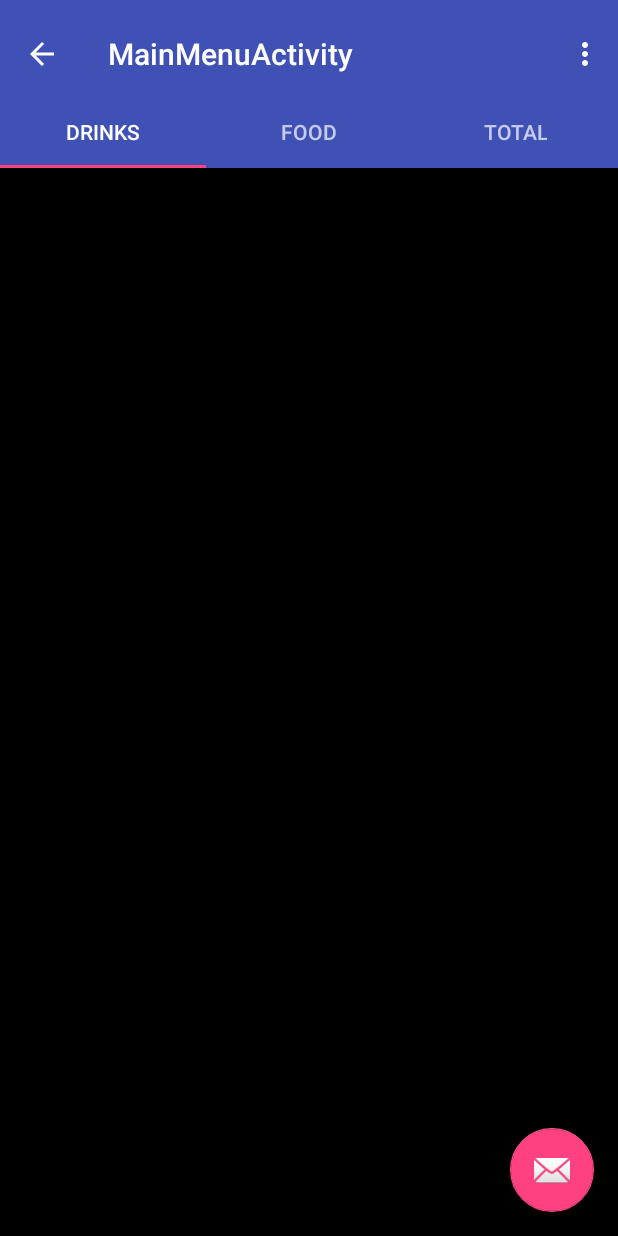
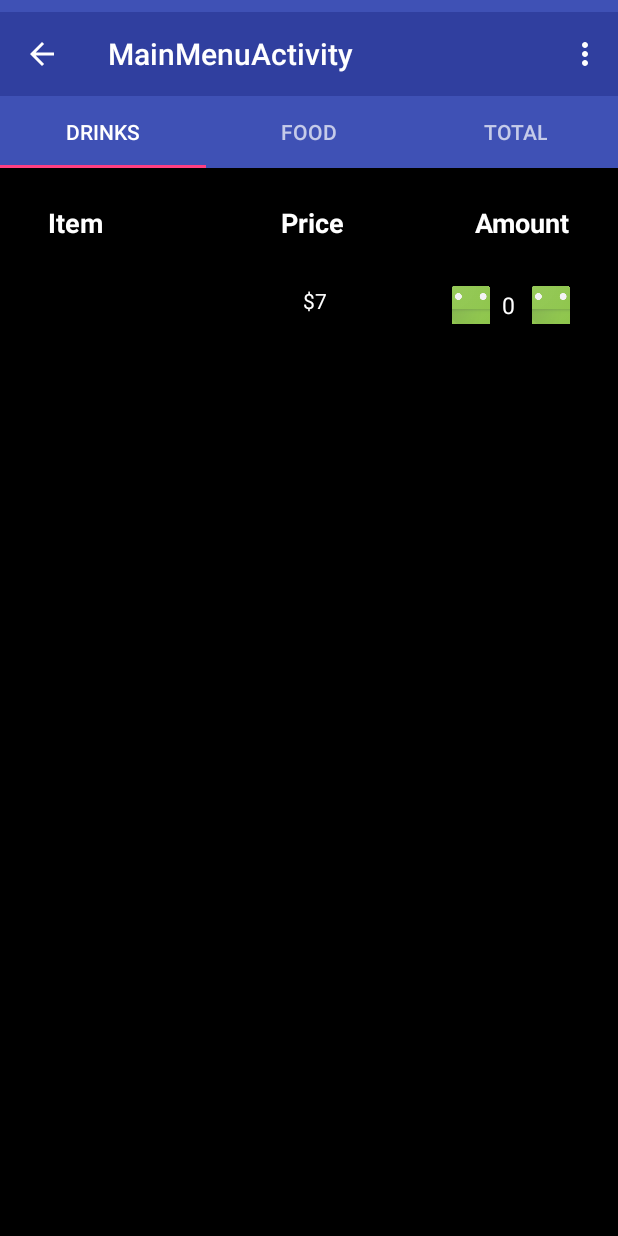
Before and after one commit to ContagionNZ/MDDN_Project3_Holder, an Android app: the MainMenuActivity screen opened directly, with no data from a screen before it, on a phone screen of 412 x 824 dp. Run offline under Robolectric (Android 15) with nearby library versions, the phone set to English and light mode, and no system bars.

Commit message:
Added basic layout

```diff
--- a/MDDNProject3/app/src/main/java/com/example/steven/mddnproject3/MainMenuActivity.java
+++ b/MDDNProject3/app/src/main/java/com/example/steven/mddnproject3/MainMenuActivity.java
@@ -55,14 +55,6 @@ public class MainMenuActivity extends AppCompatActivity {
         TabLayout tabLayout = (TabLayout) findViewById(R.id.tabs);
         tabLayout.setupWithViewPager(mViewPager);
 
-        FloatingActionButton fab = (FloatingActionButton) findViewById(R.id.fab);
-        fab.setOnClickListener(new View.OnClickListener() {
-            @Override
-            public void onClick(View view) {
-                Snackbar.make(view, "Replace with your own action", Snackbar.LENGTH_LONG)
-                        .setAction("Action", null).show();
-            }
-        });
 
     }
 
--- a/MDDNProject3/app/src/main/res/layout/activity_main.xml
+++ b/MDDNProject3/app/src/main/res/layout/activity_main.xml
@@ -4,6 +4,7 @@
     xmlns:tools="http://schemas.android.com/tools"
     android:layout_width="match_parent"
     android:layout_height="match_parent"
+    android:background="@android:color/black"
     tools:context="com.example.steven.mddnproject3.MainActivity">
 
     <ImageButton
--- a/MDDNProject3/app/src/main/res/layout/activity_main_menu.xml
+++ b/MDDNProject3/app/src/main/res/layout/activity_main_menu.xml
@@ -6,6 +6,7 @@
     android:layout_width="match_parent"
     android:layout_height="match_parent"
     android:fitsSystemWindows="true"
+    android:background="@android:color/black"
     tools:context="com.example.steven.mddnproject3.MainMenuActivity">
 
     <android.support.design.widget.AppBarLayout
@@ -19,7 +20,7 @@
             android:id="@+id/toolbar"
             android:layout_width="match_parent"
             android:layout_height="?attr/actionBarSize"
-            android:background="?attr/colorPrimary"
+            android:background="?attr/colorPrimaryDark"
             app:layout_scrollFlags="scroll|enterAlways"
             app:popupTheme="@style/AppTheme.PopupOverlay">
 
@@ -38,12 +39,4 @@
         android:layout_height="match_parent"
         app:layout_behavior="@string/appbar_scrolling_view_behavior" />
 
-    <android.support.design.widget.FloatingActionButton
-        android:id="@+id/fab"
-        android:layout_width="wrap_content"
-        android:layout_height="wrap_content"
-        android:layout_gravity="end|bottom"
-        android:layout_margin="@dimen/fab_margin"
-        app:srcCompat="@android:drawable/ic_dialog_email" />
-
 </android.support.design.widget.CoordinatorLayout>
--- a/MDDNProject3/app/src/main/res/layout/tab1drinkmenu.xml
+++ b/MDDNProject3/app/src/main/res/layout/tab1drinkmenu.xml
@@ -10,4 +10,111 @@
     android:background="@android:color/black"
     tools:context="com.example.steven.mddnproject3.MainMenuActivity$PlaceholderFragment">
 
+    <android.support.constraint.ConstraintLayout
+        android:layout_width="match_parent"
+        android:layout_height="match_parent">
+
+        <TextView
+            android:id="@+id/textView10"
+            android:layout_width="wrap_content"
+            android:layout_height="wrap_content"
+            android:layout_alignParentStart="true"
+            android:layout_alignParentTop="true"
+            android:text="Item"
+            android:textColor="@android:color/background_light"
+            android:textSize="18sp"
+            android:textStyle="bold"
+            app:layout_constraintTop_toTopOf="parent"
+            android:layout_marginTop="8dp"
+            android:layout_marginLeft="16dp"
+            app:layout_constraintLeft_toLeftOf="parent" />
+
+        <TextView
+            android:id="@+id/textView11"
+            android:layout_width="wrap_content"
+            android:layout_height="wrap_content"
+            android:gravity="center"
+            android:text="Price"
+            android:textColor="@android:color/background_light"
+            android:textSize="18sp"
+            android:textStyle="bold"
+            app:layout_constraintTop_toTopOf="parent"
+            android:layout_marginTop="8dp"
+            app:layout_constraintLeft_toRightOf="@+id/textView10"
+            android:layout_marginLeft="8dp"
+            app:layout_constraintRight_toLeftOf="@+id/textView12"
+            android:layout_marginRight="8dp"
+            app:layout_constraintHorizontal_bias="0.583" />
+
+        <TextView
+            android:id="@+id/textView12"
+            android:layout_width="wrap_content"
+            android:layout_height="wrap_content"
+            android:layout_marginRight="16dp"
+            android:layout_marginTop="8dp"
+            android:text="Amount"
+            android:textColor="@android:color/background_light"
+            android:textSize="18sp"
+            android:textStyle="bold"
+            app:layout_constraintRight_toRightOf="parent"
+            app:layout_constraintTop_toTopOf="parent" />
+
+        <TextView
+            android:id="@+id/textView14"
+            android:layout_width="wrap_content"
+            android:layout_height="wrap_content"
+            android:gravity="center"
+            android:layout_marginTop="30dp"
+            android:text="$7"
+            android:textColor="@android:color/background_light"
+            app:layout_constraintHorizontal_bias="0.691"
+            app:layout_constraintLeft_toLeftOf="parent"
+            app:layout_constraintRight_toLeftOf="@+id/imageButton8"
+            app:layout_constraintTop_toBottomOf="@+id/textView11" />
+
+        <ImageButton
+            android:id="@+id/imageButton7"
+            android:layout_width="25dp"
+            android:layout_height="25dp"
+            android:layout_marginRight="16dp"
+            android:layout_marginTop="30dp"
+            android:elevation="2dp"
+            app:layout_constraintRight_toRightOf="parent"
+            app:layout_constraintTop_toBottomOf="@+id/textView12"
+            app:srcCompat="@mipmap/ic_launcher" />
+
+        <TextView
+            android:id="@+id/textView13"
+            android:layout_width="wrap_content"
+            android:layout_height="wrap_content"
+            android:layout_marginRight="11dp"
+            android:layout_marginTop="32dp"
+            android:text="0"
+            android:textAlignment="center"
+            android:textColor="@android:color/background_light"
+            android:textSize="15sp"
+            app:layout_constraintRight_toLeftOf="@+id/imageButton7"
+            app:layout_constraintTop_toBottomOf="@+id/textView12" />
+
+        <ImageButton
+            android:id="@+id/imageButton8"
+            android:layout_width="25dp"
+            android:layout_height="25dp"
+            android:layout_marginRight="8dp"
+            android:layout_marginTop="30dp"
+            app:layout_constraintRight_toLeftOf="@+id/textView13"
+            app:layout_constraintTop_toBottomOf="@+id/textView12"
+            app:srcCompat="@mipmap/ic_launcher" />
+
+        <TextView
+            android:id="@+id/textView15"
+            android:layout_width="wrap_content"
+            android:layout_height="wrap_content"
+            android:layout_marginLeft="16dp"
+            android:layout_marginTop="30dp"
+            android:text="Corona"
+            app:layout_constraintLeft_toLeftOf="parent"
+            app:layout_constraintTop_toBottomOf="@+id/textView10" />
+    </android.support.constraint.ConstraintLayout>
+
 </RelativeLayout>
```
